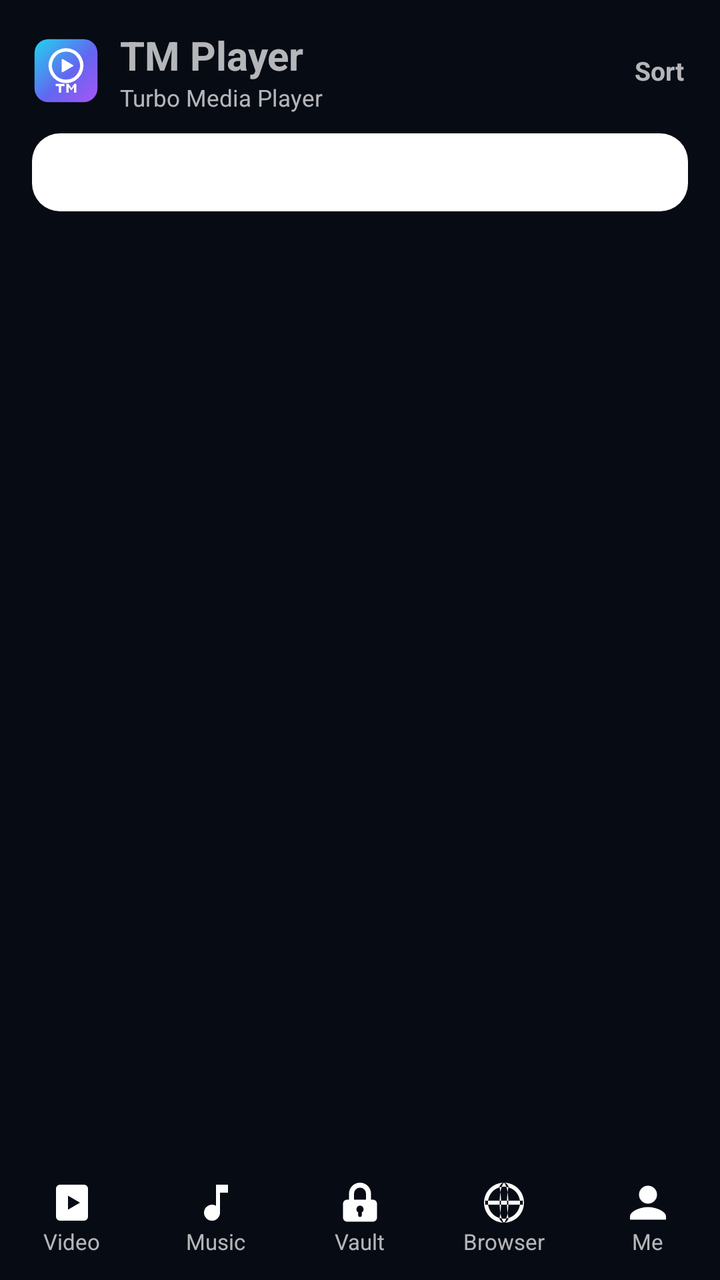
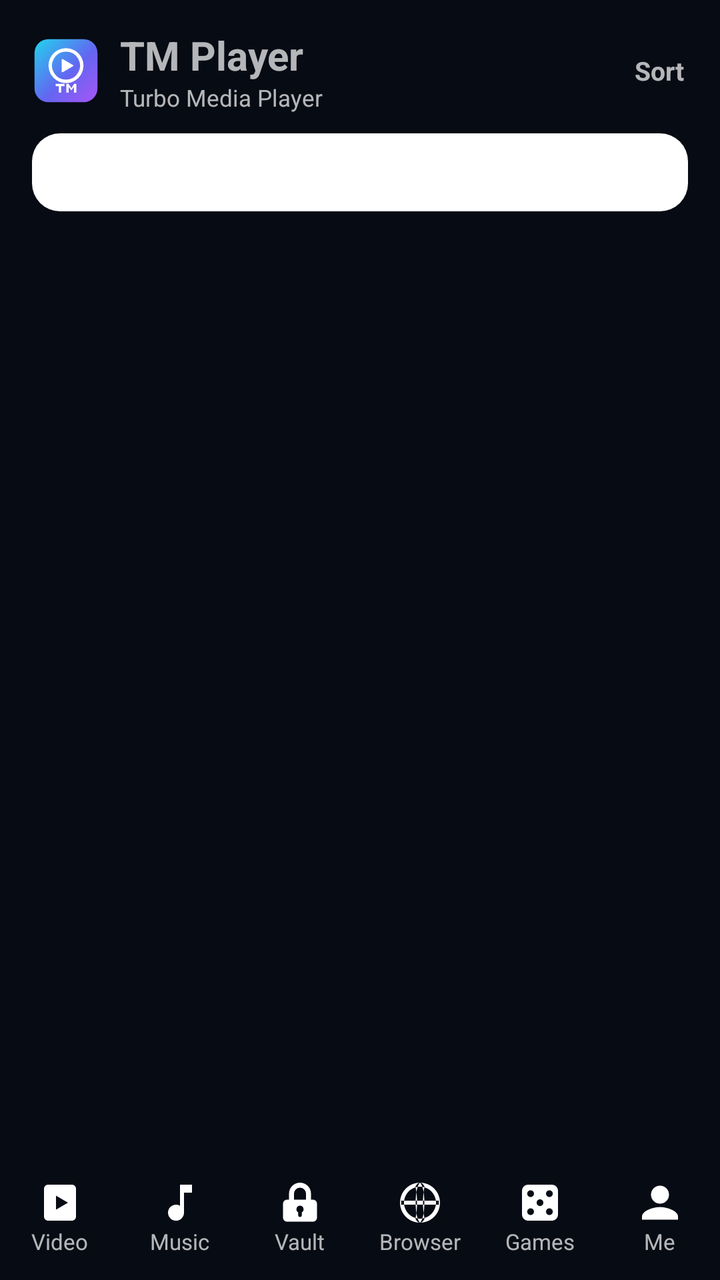

The first picture is an Android layout as it rendered before a commit; the second is the same layout after the commit. The layout source and the unified diff follow.
<!-- AndroidManifest.xml: application theme AppThemeDark -->
<!-- res/layout/activity_main.xml -->
<?xml version="1.0" encoding="utf-8"?>
<LinearLayout xmlns:android="http://schemas.android.com/apk/res/android"
    android:id="@+id/main_root"
    android:layout_width="match_parent"
    android:layout_height="match_parent"
    android:orientation="vertical">

    
    <LinearLayout
        android:id="@+id/header"
        android:layout_width="match_parent"
        android:layout_height="wrap_content"
        android:gravity="center_vertical"
        android:orientation="horizontal"
        android:paddingLeft="16dp"
        android:paddingRight="8dp"
        android:paddingTop="14dp"
        android:paddingBottom="6dp">

        <ImageView
            android:layout_width="34dp"
            android:layout_height="34dp"
            android:src="@drawable/ic_brand" />

        <LinearLayout
            android:layout_width="0dp"
            android:layout_height="wrap_content"
            android:layout_marginLeft="10dp"
            android:layout_weight="1"
            android:orientation="vertical">

            <TextView
                android:id="@+id/title_text"
                android:layout_width="wrap_content"
                android:layout_height="wrap_content"
                android:text="TM Player"
                android:textSize="20sp"
                android:textStyle="bold" />

            <TextView
                android:id="@+id/subtitle_text"
                android:layout_width="wrap_content"
                android:layout_height="wrap_content"
                android:text="Turbo Media Player"
                android:textSize="11.5sp" />
        </LinearLayout>

        <TextView
            android:id="@+id/header_action"
            android:layout_width="wrap_content"
            android:layout_height="wrap_content"
            android:padding="10dp"
            android:text="Sort"
            android:textSize="13sp"
            android:textStyle="bold" />
    </LinearLayout>

    
    <EditText
        android:id="@+id/search_box"
        android:layout_width="match_parent"
        android:layout_height="wrap_content"
        android:layout_marginLeft="16dp"
        android:layout_marginRight="16dp"
        android:layout_marginTop="4dp"
        android:layout_marginBottom="8dp"
        android:background="@drawable/card_bg"
        android:hint="Search videos…"
        android:imeOptions="actionSearch"
        android:inputType="text"
        android:maxLines="1"
        android:paddingLeft="14dp"
        android:paddingRight="14dp"
        android:paddingTop="10dp"
        android:paddingBottom="10dp"
        android:textSize="14sp" />

    
    <FrameLayout
        android:id="@+id/content"
        android:layout_width="match_parent"
        android:layout_height="0dp"
        android:layout_weight="1" />

    
    <LinearLayout
        android:id="@+id/mini_player"
        android:layout_width="match_parent"
        android:layout_height="wrap_content"
        android:gravity="center_vertical"
        android:orientation="horizontal"
        android:paddingLeft="14dp"
        android:paddingRight="6dp"
        android:paddingTop="7dp"
        android:paddingBottom="7dp"
        android:visibility="gone">

        <ImageView
            android:layout_width="26dp"
            android:layout_height="26dp"
            android:src="@drawable/ic_nav_music" />

        <LinearLayout
            android:layout_width="0dp"
            android:layout_height="wrap_content"
            android:layout_marginLeft="10dp"
            android:layout_weight="1"
            android:orientation="vertical">

            <TextView
                android:id="@+id/mini_title"
                android:layout_width="match_parent"
                android:layout_height="wrap_content"
                android:ellipsize="end"
                android:maxLines="1"
                android:textSize="13.5sp" />

            <TextView
                android:id="@+id/mini_artist"
                android:layout_width="match_parent"
                android:layout_height="wrap_content"
                android:ellipsize="end"
                android:maxLines="1"
                android:textSize="11.5sp" />
        </LinearLayout>

        <ImageButton
            android:id="@+id/mini_play"
            android:layout_width="42dp"
            android:layout_height="42dp"
            android:background="?android:attr/selectableItemBackgroundBorderless"
            android:src="@drawable/ic_play" />

        <ImageButton
            android:id="@+id/mini_next"
            android:layout_width="42dp"
            android:layout_height="42dp"
            android:background="?android:attr/selectableItemBackgroundBorderless"
            android:src="@drawable/ic_next" />
    </LinearLayout>

    
    <LinearLayout
        android:id="@+id/bottom_nav"
        android:layout_width="match_parent"
        android:layout_height="wrap_content"
        android:orientation="horizontal"
        android:paddingTop="6dp"
        android:paddingBottom="8dp">

        <LinearLayout
            android:id="@+id/nav_videos"
            android:layout_width="0dp"
            android:layout_height="wrap_content"
            android:layout_weight="1"
            android:gravity="center"
            android:orientation="vertical"
            android:padding="4dp">

            <ImageView
                android:layout_width="24dp"
                android:layout_height="24dp"
                android:src="@drawable/ic_nav_videos" />

            <TextView
                android:layout_width="wrap_content"
                android:layout_height="wrap_content"
                android:text="Video"
                android:textSize="11sp" />
        </LinearLayout>

        <LinearLayout
            android:id="@+id/nav_music"
            android:layout_width="0dp"
            android:layout_height="wrap_content"
            android:layout_weight="1"
            android:gravity="center"
            android:orientation="vertical"
            android:padding="4dp">

            <ImageView
                android:layout_width="24dp"
                android:layout_height="24dp"
                android:src="@drawable/ic_nav_music" />

            <TextView
                android:layout_width="wrap_content"
                android:layout_height="wrap_content"
                android:text="Music"
                android:textSize="11sp" />
        </LinearLayout>

        

        <LinearLayout
            android:id="@+id/nav_vault"
            android:layout_width="0dp"
            android:layout_height="wrap_content"
            android:layout_weight="1"
            android:gravity="center"
            android:orientation="vertical"
            android:padding="4dp">

            <ImageView
                android:layout_width="24dp"
                android:layout_height="24dp"
                android:src="@drawable/ic_nav_vault" />

            <TextView
                android:layout_width="wrap_content"
                android:layout_height="wrap_content"
                android:text="Vault"
                android:textSize="11sp" />
        </LinearLayout>

        <LinearLayout
            android:id="@+id/nav_browser"
            android:layout_width="0dp"
            android:layout_height="wrap_content"
            android:layout_weight="1"
            android:gravity="center"
            android:orientation="vertical"
            android:padding="4dp">

            <ImageView
                android:layout_width="24dp"
                android:layout_height="24dp"
                android:src="@drawable/ic_nav_browser" />

            <TextView
                android:layout_width="wrap_content"
                android:layout_height="wrap_content"
                android:text="Browser"
                android:textSize="11sp" />
        </LinearLayout>

        <LinearLayout
            android:id="@+id/nav_me"
            android:layout_width="0dp"
            android:layout_height="wrap_content"
            android:layout_weight="1"
            android:gravity="center"
            android:orientation="vertical"
            android:padding="4dp">

            <ImageView
                android:layout_width="24dp"
                android:layout_height="24dp"
                android:src="@drawable/ic_person" />

            <TextView
                android:layout_width="wrap_content"
                android:layout_height="wrap_content"
                android:text="Me"
                android:textSize="11sp" />
        </LinearLayout>
    </LinearLayout>
</LinearLayout>
<!-- resources referenced by this layout -->
<resources>
  <!-- drawable card_bg (drawable) -->
  <?xml version="1.0" encoding="utf-8"?>
  <shape xmlns:android="http://schemas.android.com/apk/res/android" android:shape="rectangle">
      <corners android:radius="14dp" />
      <solid android:color="#FFFFFF" />
  </shape>
  <!-- drawable ic_nav_music (drawable) -->
  <?xml version="1.0" encoding="utf-8"?>
  <vector xmlns:android="http://schemas.android.com/apk/res/android"
      android:width="24dp" android:height="24dp"
      android:viewportWidth="24" android:viewportHeight="24"
      android:tint="#FFFFFF">
      <path android:fillColor="#FFFFFF"
          android:pathData="M12,3 v10.55 a4,4 0 1,0 2,3.45 v-10 h4 v-4 z" />
  </vector>
  <!-- drawable ic_nav_videos (drawable) -->
  <?xml version="1.0" encoding="utf-8"?>
  <vector xmlns:android="http://schemas.android.com/apk/res/android"
      android:width="24dp" android:height="24dp"
      android:viewportWidth="24" android:viewportHeight="24"
      android:tint="#FFFFFF">
      <path android:fillColor="#FFFFFF"
          android:pathData="M4,5 a2,2 0 0,1 2,-2 h12 a2,2 0 0,1 2,2 v14 a2,2 0 0,1 -2,2 h-12 a2,2 0 0,1 -2,-2 z M10,8.5 v7 l6,-3.5 z" />
  </vector>
  <!-- drawable ic_next (drawable) -->
  <?xml version="1.0" encoding="utf-8"?>
  <vector xmlns:android="http://schemas.android.com/apk/res/android"
      android:width="24dp" android:height="24dp"
      android:viewportWidth="24" android:viewportHeight="24">
      <path android:fillColor="#FFFFFF" android:pathData="M5,6 v12 l8.5,-6 z M15,6 h3 v12 h-3 z" />
  </vector>
  <!-- drawable ic_person (drawable) -->
  <?xml version="1.0" encoding="utf-8"?>
  <vector xmlns:android="http://schemas.android.com/apk/res/android"
      android:width="24dp" android:height="24dp"
      android:viewportWidth="24" android:viewportHeight="24"
      android:tint="#FFFFFF">
      <path android:fillColor="#FFFFFF"
          android:pathData="M12,12.5 a4.5,4.5 0 1,1 0,-9 a4.5,4.5 0 0,1 0,9 z M12,14.2 c3.9,0 9,2.1 9,4.7 v1.6 h-18 v-1.6 c0,-2.6 5.1,-4.7 9,-4.7 z" />
  </vector>
  <!-- drawable ic_play (drawable) -->
  <?xml version="1.0" encoding="utf-8"?>
  <vector xmlns:android="http://schemas.android.com/apk/res/android"
      android:width="24dp" android:height="24dp"
      android:viewportWidth="24" android:viewportHeight="24">
      <path android:fillColor="#FFFFFF" android:pathData="M8,5 v14 l11,-7 z" />
  </vector>
  <color name="bg_dark">#070B14</color>
  <color name="accent_default">#19C8E8</color>
  <color name="text_dark">#F2F6FC</color>
  <color name="text_dark_dim">#93A3BC</color>
  <!-- unchanged entries left out for length: 4 -->
</resources>

<!-- the commit's change to res/layout/activity_main.xml (unified diff, before → after) -->
@@ -137,6 +137,14 @@
             android:layout_height="42dp"
             android:background="?android:attr/selectableItemBackgroundBorderless"
             android:src="@drawable/ic_next" />
+
+        <ImageButton
+            android:id="@+id/mini_close"
+            android:layout_width="42dp"
+            android:layout_height="42dp"
+            android:background="?android:attr/selectableItemBackgroundBorderless"
+            android:padding="11dp"
+            android:src="@drawable/ic_close" />
     </LinearLayout>
 
     
@@ -213,6 +221,7 @@
                 android:textSize="11sp" />
         </LinearLayout>
 
+
         <LinearLayout
             android:id="@+id/nav_browser"
             android:layout_width="0dp"
@@ -231,6 +240,27 @@
                 android:layout_width="wrap_content"
                 android:layout_height="wrap_content"
                 android:text="Browser"
+                android:textSize="11sp" />
+        </LinearLayout>
+
+        <LinearLayout
+            android:id="@+id/nav_games"
+            android:layout_width="0dp"
+            android:layout_height="wrap_content"
+            android:layout_weight="1"
+            android:gravity="center"
+            android:orientation="vertical"
+            android:padding="4dp">
+
+            <ImageView
+                android:layout_width="24dp"
+                android:layout_height="24dp"
+                android:src="@drawable/ic_nav_games" />
+
+            <TextView
+                android:layout_width="wrap_content"
+                android:layout_height="wrap_content"
+                android:text="Games"
                 android:textSize="11sp" />
         </LinearLayout>
 
<!-- resource entries referenced after the edit -->
@@ -6,6 +6,27 @@
       <corners android:radius="14dp" />
       <solid android:color="#FFFFFF" />
   </shape>
+  <!-- drawable ic_close (drawable) -->
+  <vector xmlns:android="http://schemas.android.com/apk/res/android"
+      android:width="24dp"
+      android:height="24dp"
+      android:viewportWidth="24"
+      android:viewportHeight="24">
+      <path
+          android:fillColor="#FFFFFF"
+          android:pathData="M19,6.4 17.6,5 12,10.6 6.4,5 5,6.4 10.6,12 5,17.6 6.4,19 12,13.4 17.6,19 19,17.6 13.4,12z" />
+  </vector>
+  <!-- drawable ic_nav_games (drawable) -->
+  <vector xmlns:android="http://schemas.android.com/apk/res/android"
+      android:width="24dp"
+      android:height="24dp"
+      android:viewportWidth="24"
+      android:viewportHeight="24">
+      <path
+          android:fillColor="#FFFFFF"
+          android:fillType="evenOdd"
+          android:pathData="M6,3h12a3,3 0 0 1 3,3v12a3,3 0 0 1 -3,3H6a3,3 0 0 1 -3,-3V6a3,3 0 0 1 3,-3zM5.6,7.5a1.7,1.7 0 1,0 3.4,0a1.7,1.7 0 1,0 -3.4,0zM15,7.5a1.7,1.7 0 1,0 3.4,0a1.7,1.7 0 1,0 -3.4,0zM10.3,12a1.7,1.7 0 1,0 3.4,0a1.7,1.7 0 1,0 -3.4,0zM5.6,16.5a1.7,1.7 0 1,0 3.4,0a1.7,1.7 0 1,0 -3.4,0zM15,16.5a1.7,1.7 0 1,0 3.4,0a1.7,1.7 0 1,0 -3.4,0z" />
+  </vector>
   <!-- drawable ic_nav_music (drawable) -->
   <?xml version="1.0" encoding="utf-8"?>
   <vector xmlns:android="http://schemas.android.com/apk/res/android"
